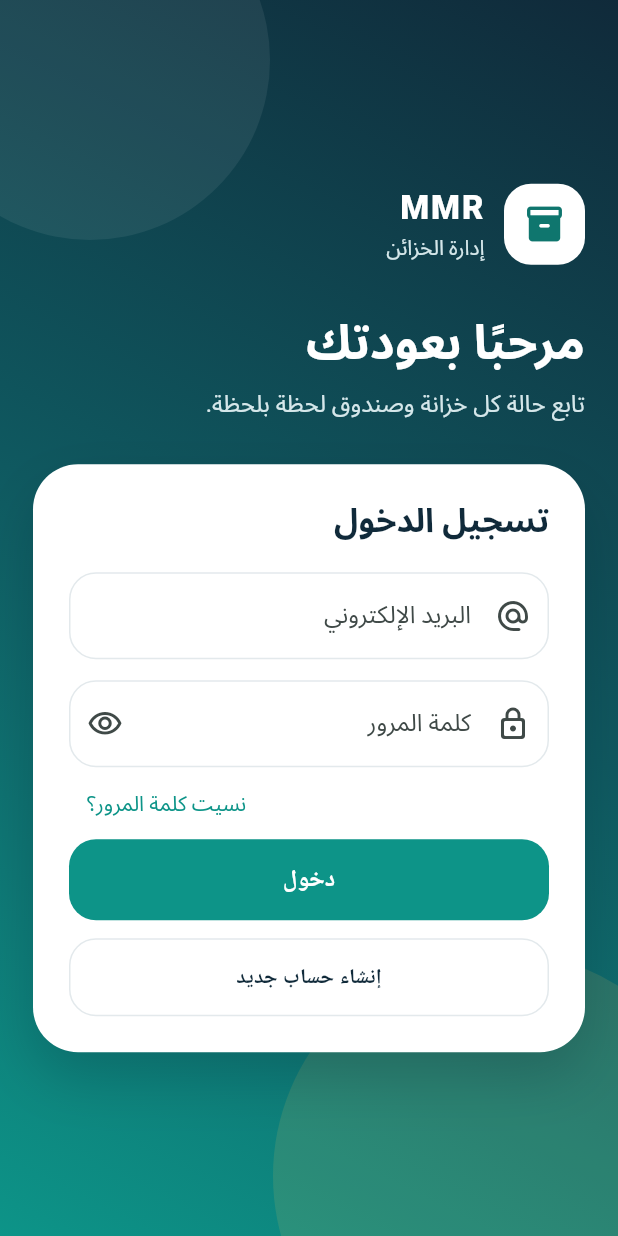
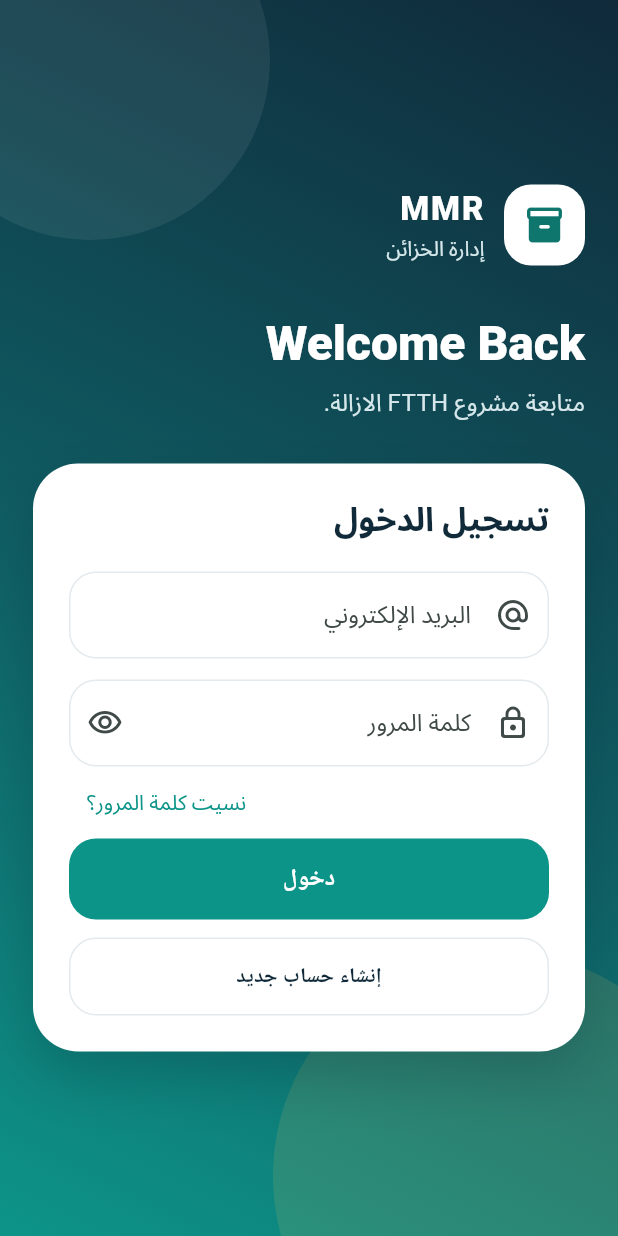
Before and after one commit to MORAMZY14/Ezala, a Flutter app: the screen it shows after launch, on a phone screen of 412 x 824 dp. Run offline on Flutter 3.47's test engine with Material 3 defaults, Android fonts, the phone set to English and light mode, and no system bars; our stand-ins replace cloud_firestore, file_picker, firebase_auth, firebase_core, firebase_storage; missing offline and left inert: excel; accounts and stored records are empty.

Commit message:
Add files via upload

```diff
--- a/lib/screens/auth/login_screen.dart
+++ b/lib/screens/auth/login_screen.dart
@@ -94,8 +94,8 @@ class _LoginScreenState extends State<LoginScreen> {
   @override
   Widget build(BuildContext context) {
     return AuthShell(
-      title: 'مرحبًا بعودتك',
-      subtitle: 'تابع حالة كل خزانة وصندوق لحظة بلحظة.',
+      title: 'Welcome Back',
+      subtitle: 'متابعة مشروع FTTH الازالة.',
       child: Form(
         key: _formKey,
         child: Column(
```
